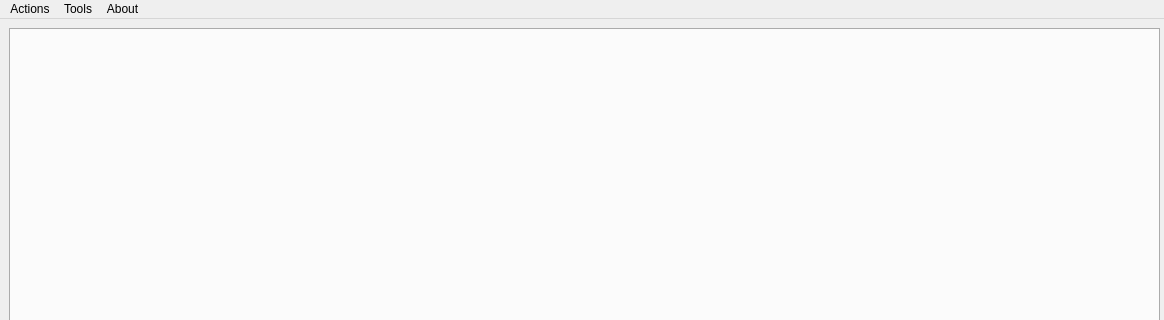
Old version of the form src/spool/ui/spool.ui in the repository pyrocko/kite; both pictures show x 0 to 1164 and y 0 to 320 of the 1164 by 700 pixel window.
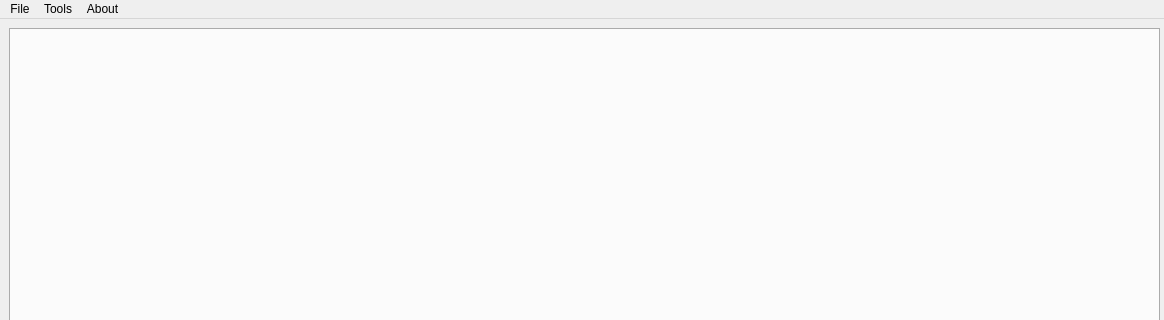
New version of the form. Icons and pictures are not drawn.

What changed in the file:
```diff
--- a/src/spool/ui/spool.ui
+++ b/src/spool/ui/spool.ui
@@ -109,7 +109,7 @@
    </property>
    <widget class="QMenu" name="menuActions">
     <property name="title">
-     <string>Actions</string>
+     <string>File</string>
     </property>
     <addaction name="actionLoad_scene"/>
     <addaction name="actionLoad_config"/>
```
Left out of the diff: 64 changed lines with no effect on the pictures.
